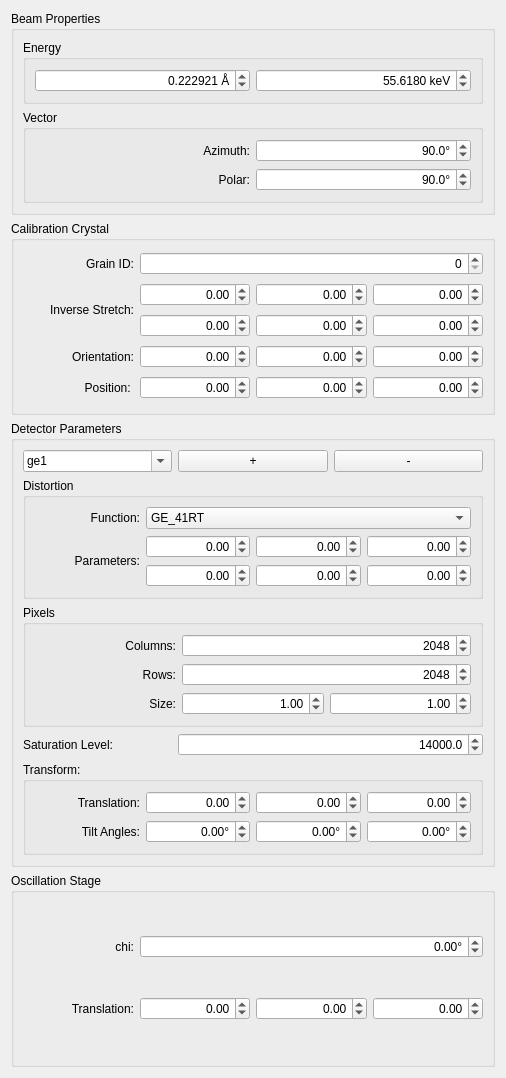
Before: the Qt Designer form hexrd/ui/resources/ui/calibration_config_widget.ui in HEXRD/hexrdgui, drawn with Qt 5.
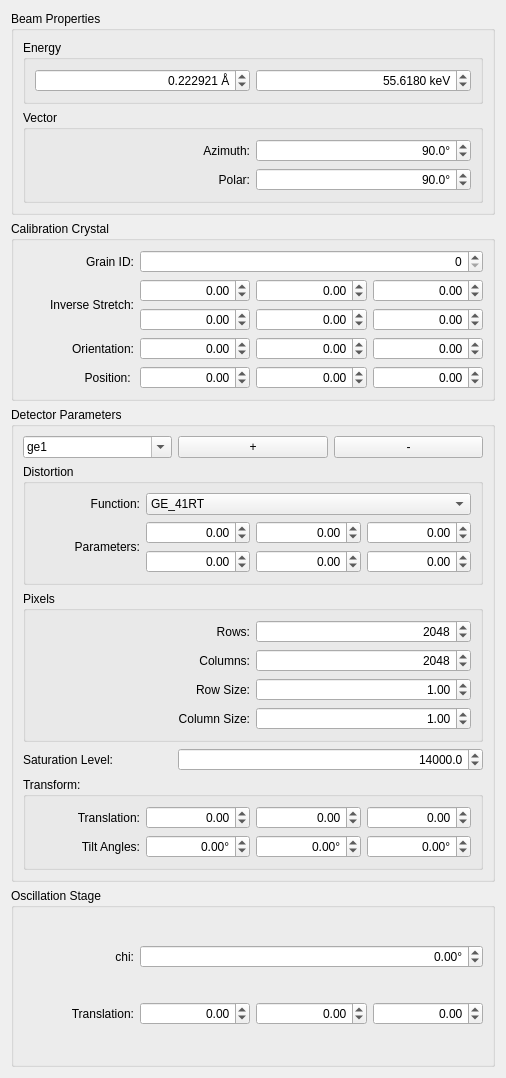
After: the same form once the commit is applied.

Commit message:
Add "row" and "column" to size labels
They now show up as "Row Size" and "Column Size", and each size is
on its own row.

This also re-ordered "Rows" to be first and "Columns" to be second,
for consistency.

Diff of the .ui file:
```diff
--- a/hexrd/ui/resources/ui/calibration_config_widget.ui
+++ b/hexrd/ui/resources/ui/calibration_config_widget.ui
@@ -779,7 +779,7 @@
          <string>Pixels</string>
         </property>
         <layout class="QGridLayout" name="gridLayout_6">
-         <item row="2" column="2">
+         <item row="4" column="2">
           <widget class="QDoubleSpinBox" name="cal_det_size_1">
            <property name="alignment">
             <set>Qt::AlignRight|Qt::AlignTrailing|Qt::AlignVCenter</set>
@@ -801,7 +801,7 @@
            </property>
           </widget>
          </item>
-         <item row="1" column="0">
+         <item row="1" column="1">
           <widget class="QLabel" name="label_12">
            <property name="text">
             <string>Rows:</string>
@@ -811,27 +811,7 @@
            </property>
           </widget>
          </item>
-         <item row="0" column="0">
-          <widget class="QLabel" name="label_11">
-           <property name="text">
-            <string>Columns:</string>
-           </property>
-           <property name="alignment">
-            <set>Qt::AlignRight|Qt::AlignTrailing|Qt::AlignVCenter</set>
-           </property>
-          </widget>
-         </item>
-         <item row="2" column="0">
-          <widget class="QLabel" name="label_13">
-           <property name="text">
-            <string>Size:</string>
-           </property>
-           <property name="alignment">
-            <set>Qt::AlignRight|Qt::AlignTrailing|Qt::AlignVCenter</set>
-           </property>
-          </widget>
-         </item>
-         <item row="2" column="1">
+         <item row="3" column="2">
           <widget class="QDoubleSpinBox" name="cal_det_size_0">
            <property name="alignment">
             <set>Qt::AlignRight|Qt::AlignTrailing|Qt::AlignVCenter</set>
@@ -853,7 +833,17 @@
            </property>
           </widget>
          </item>
-         <item row="1" column="1" colspan="2">
+         <item row="4" column="1">
+          <widget class="QLabel" name="label_13">
+           <property name="text">
+            <string>Column Size:</string>
+           </property>
+           <property name="alignment">
+            <set>Qt::AlignRight|Qt::AlignTrailing|Qt::AlignVCenter</set>
+           </property>
+          </widget>
+         </item>
+         <item row="1" column="2">
           <widget class="QSpinBox" name="cal_det_rows">
            <property name="alignment">
             <set>Qt::AlignRight|Qt::AlignTrailing|Qt::AlignVCenter</set>
@@ -869,7 +859,17 @@
            </property>
           </widget>
          </item>
-         <item row="0" column="1" colspan="2">
+         <item row="3" column="1">
+          <widget class="QLabel" name="label_17">
+           <property name="text">
+            <string>Row Size:</string>
+           </property>
+           <property name="alignment">
+            <set>Qt::AlignRight|Qt::AlignTrailing|Qt::AlignVCenter</set>
+           </property>
+          </widget>
+         </item>
+         <item row="2" column="2">
           <widget class="QSpinBox" name="cal_det_columns">
            <property name="alignment">
             <set>Qt::AlignRight|Qt::AlignTrailing|Qt::AlignVCenter</set>
@@ -885,6 +885,16 @@
            </property>
           </widget>
          </item>
+         <item row="2" column="1">
+          <widget class="QLabel" name="label_11">
+           <property name="text">
+            <string>Columns:</string>
+           </property>
+           <property name="alignment">
+            <set>Qt::AlignRight|Qt::AlignTrailing|Qt::AlignVCenter</set>
+           </property>
+          </widget>
+         </item>
         </layout>
        </widget>
       </item>
```
Left out of the diff: 2 changed lines with no effect on the pictures.
